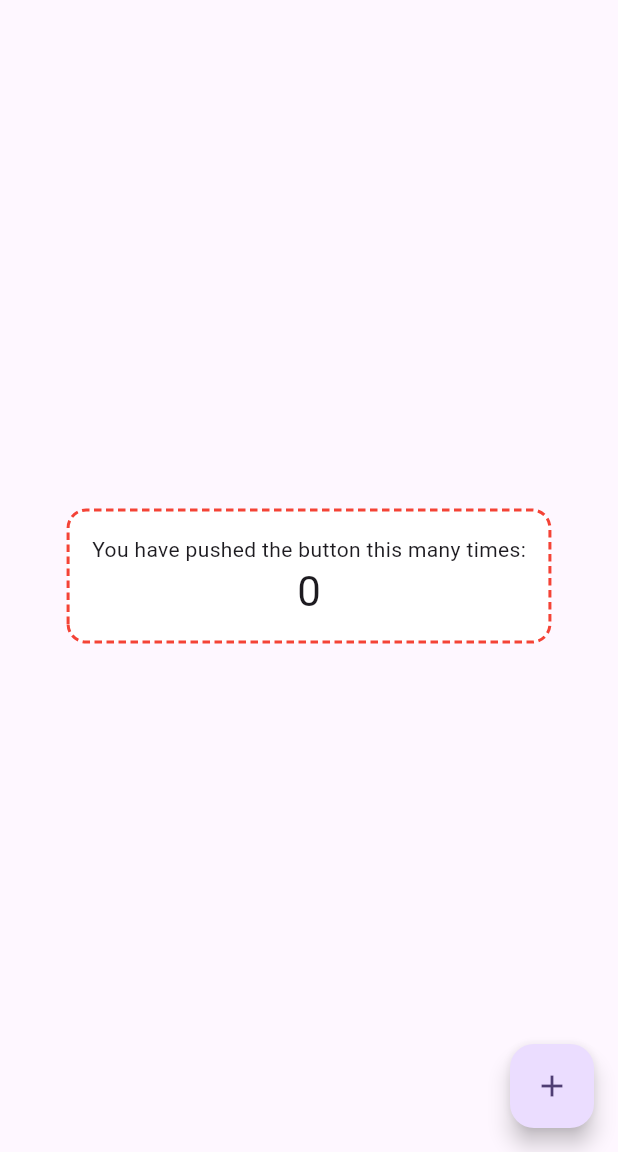
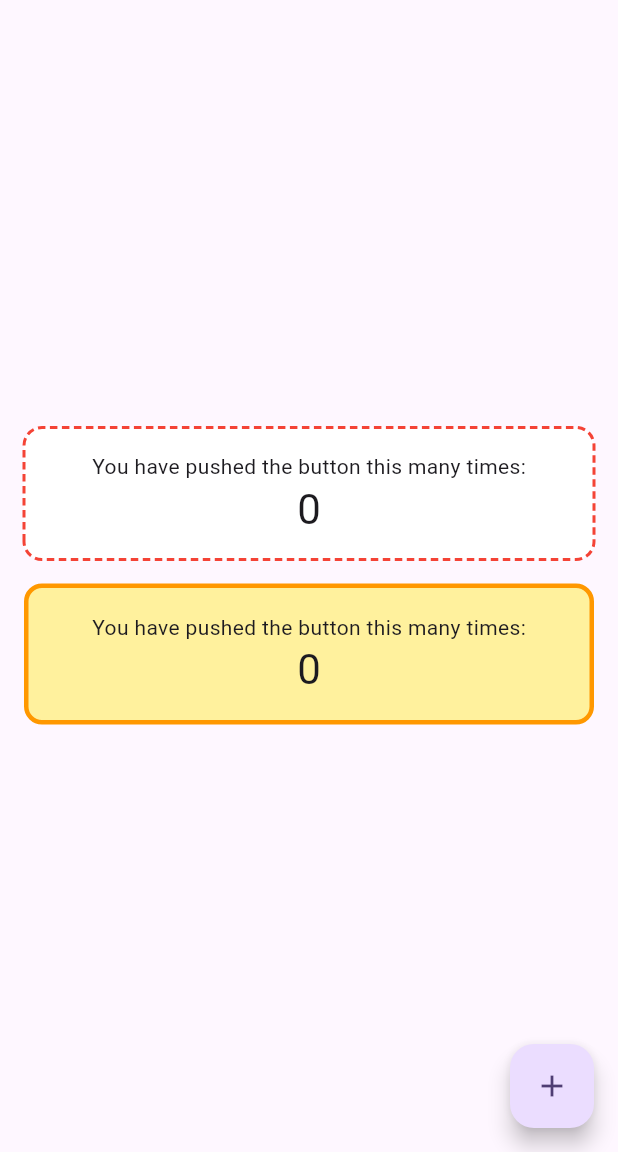
Before and after one commit to trdevendran/flutter_decorated_container, a Flutter app: the screen it shows after launch, on a phone screen of 412 x 824 dp, the part 84-1236 px from its top. Run offline on Flutter 3.47's test engine with Material 3 defaults, Android fonts, the phone set to English and light mode, and no system bars.

Commit message:
updated with new properties decoration, margin, decorationPosition

```diff
--- a/example/lib/main.dart
+++ b/example/lib/main.dart
@@ -47,9 +47,14 @@ class _MyHomePageState extends State<MyHomePage> {
         backgroundColor: Theme.of(context).colorScheme.inversePrimary,
         title: Text(widget.title),
       ),
-      body: Center(
-        child: DecoratedContainer(
-          fillColor: Colors.white,
+      body: Padding(
+        padding: const EdgeInsets.all(16),
+        child: Column(
+          crossAxisAlignment: CrossAxisAlignment.stretch,
+          mainAxisAlignment: MainAxisAlignment.center,
+          children: [
+            DecoratedContainer(
+              backgroundColor: Colors.white,
               strokeColor: Colors.red,
               padding: const EdgeInsets.all(16),
               child: Column(
@@ -66,6 +71,34 @@ class _MyHomePageState extends State<MyHomePage> {
                 ],
               ),
             ),
+            const SizedBox(
+              height: 16,
+            ),
+            DecoratedContainer(
+              decoration: BoxDecoration(
+                color: Colors.yellow.withOpacity(0.5),
+                borderRadius: BorderRadius.circular(12),
+                border: Border.all(color: Colors.orange, width: 3),
+              ),
+              backgroundColor: Colors.white,
+              strokeColor: Colors.red,
+              padding: const EdgeInsets.all(16),
+              child: Column(
+                mainAxisSize: MainAxisSize.min,
+                mainAxisAlignment: MainAxisAlignment.center,
+                children: <Widget>[
+                  const Text(
+                    'You have pushed the button this many times:',
+                  ),
+                  Text(
+                    '$_counter',
+                    style: Theme.of(context).textTheme.headlineMedium,
+                  ),
+                ],
+              ),
+            )
+          ],
+        ),
       ),
       floatingActionButton: FloatingActionButton(
         onPressed: _incrementCounter,
--- a/lib/decorated_container.dart
+++ b/lib/decorated_container.dart
@@ -4,20 +4,13 @@ import 'package:flutter/material.dart';
 
 class DecoratedContainer extends StatelessWidget {
   /// The [child] contained by the container.
-  ///
-  /// If null, and if the [constraints] are unbounded or also null, the
-  /// container will expand to fill all available space in its parent, unless
-  /// the parent provides unbounded constraints, in which case the container
-  /// will attempt to be as small as possible.
-  ///
-  /// {@macro flutter.widgets.ProxyWidget.child}
   final Widget? child;
 
   /// Specifies the color of the border or stroke around the [Widget]
   final Color strokeColor;
 
-  /// Specifies the color used to fill the inside of the  [Widget]
-  final Color fillColor;
+  /// Specifies the color used to fill behind the child  [Widget]
+  final Color backgroundColor;
 
   /// How wide to make edges to be drawn. The width is given in logical pixels measured in
   /// the direction orthogonal to the direction of the path.
@@ -41,32 +34,62 @@ class DecoratedContainer extends StatelessWidget {
   /// see [Decoration.padding].
   final EdgeInsetsGeometry? padding;
 
-  const DecoratedContainer(
-      {super.key,
+  /// Empty space to surround the [decoration] and [child].
+  final EdgeInsetsGeometry? margin;
+
+  /// To actually paint a [Decoration] at behind the [child].
+  /// Use the [color] property to specify a simple solid color.
+  /// Dashed/dotted border will be overlapped when this property has values.
+  final Decoration? decoration;
+
+  /// Whether to paint the box decoration behind or in front of the child.
+  final DecorationPosition decorationPosition;
+
+  const DecoratedContainer({
+    super.key,
     this.child,
     this.strokeColor = Colors.grey,
-      this.fillColor = Colors.white,
+    this.backgroundColor = Colors.white,
     this.padding,
+    this.margin,
     this.strokeWidth = 2.0,
     this.dashWidth = 5.0,
     this.dashSpace = 3.0,
-      this.cornerRadius});
+    this.cornerRadius,
+    this.decoration,
+    this.decorationPosition = DecorationPosition.background,
+  });
 
   @override
   Widget build(BuildContext context) {
+    if (decoration == null) {
       return CustomPaint(
         painter: _DashedBorderPainter(
           strokeColor: strokeColor,
           strokeWidth: strokeWidth,
           dashWidth: dashWidth,
           dashSpace: dashSpace,
-        fillColor: fillColor,
+          fillColor: backgroundColor,
           cornerRadius: cornerRadius,
         ),
-      child: Container(
+        child: margin == null && padding == null
+            ? child
+            : Container(
+                decoration: decoration,
                 padding: padding,
+                margin: margin,
                 child: child,
               ),
+      );
+    }
+    if (padding == null && margin == null && decoration != null) {
+      return DecoratedBox(decoration: decoration!, child: child);
+    }
+    return Container(
+      decoration: decoration,
+      padding: padding,
+      margin: margin,
+      child: child,
     );
   }
 }
--- a/lib/flutter_decorated_container.dart
+++ /dev/null
@@ -1,3 +0,0 @@
-library flutter_decorated_container;
-
-export 'decorated_container.dart';
--- a/pubspec.yaml
+++ b/pubspec.yaml
@@ -1,12 +1,12 @@
 name: flutter_decorated_container
 description: "A Customisable Container widget for the dashed border with rounded corner radius and its background
 color."
-version: 0.1.0
+version: 1.0.0
 homepage: https://github.com/trdevendran/flutter_decorated_container.git
 repository: https://github.com/trdevendran/flutter_decorated_container.git
 
 environment:
-  sdk: '>=3.4.0 <4.0.0'
+  sdk: '>=3.0.0 <4.0.0'
   flutter: ">=1.17.0"
 
 dependencies:
```
Also changed, not shown: 3 other files. Lines whose indentation alone changed are shown as unchanged.
